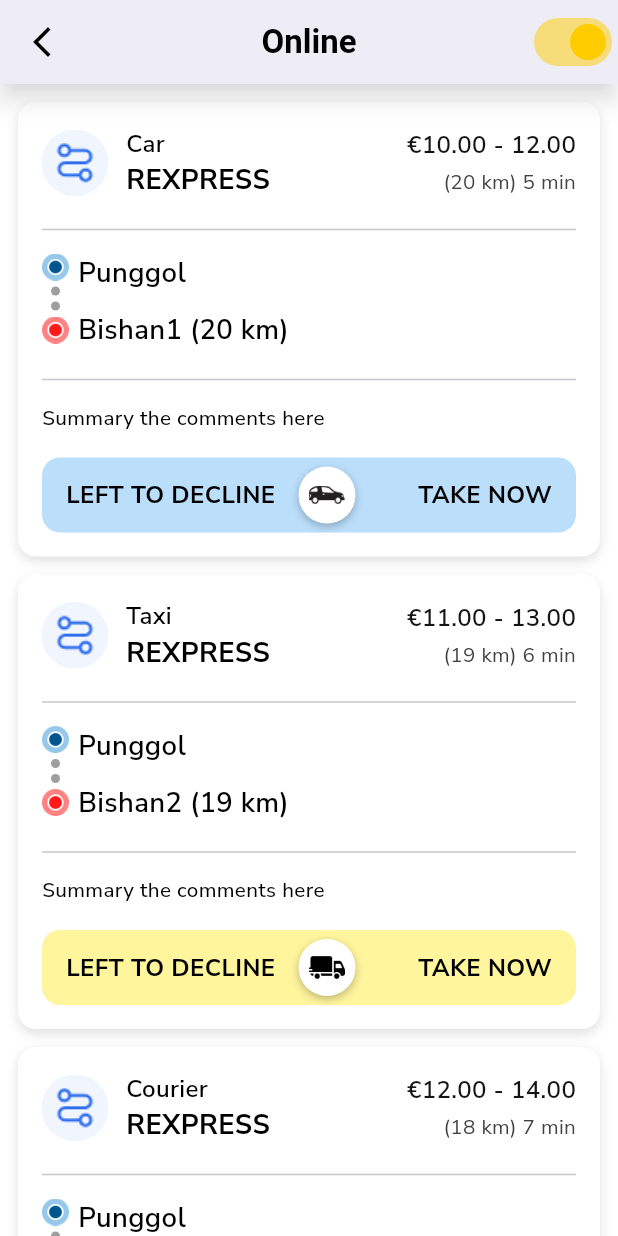
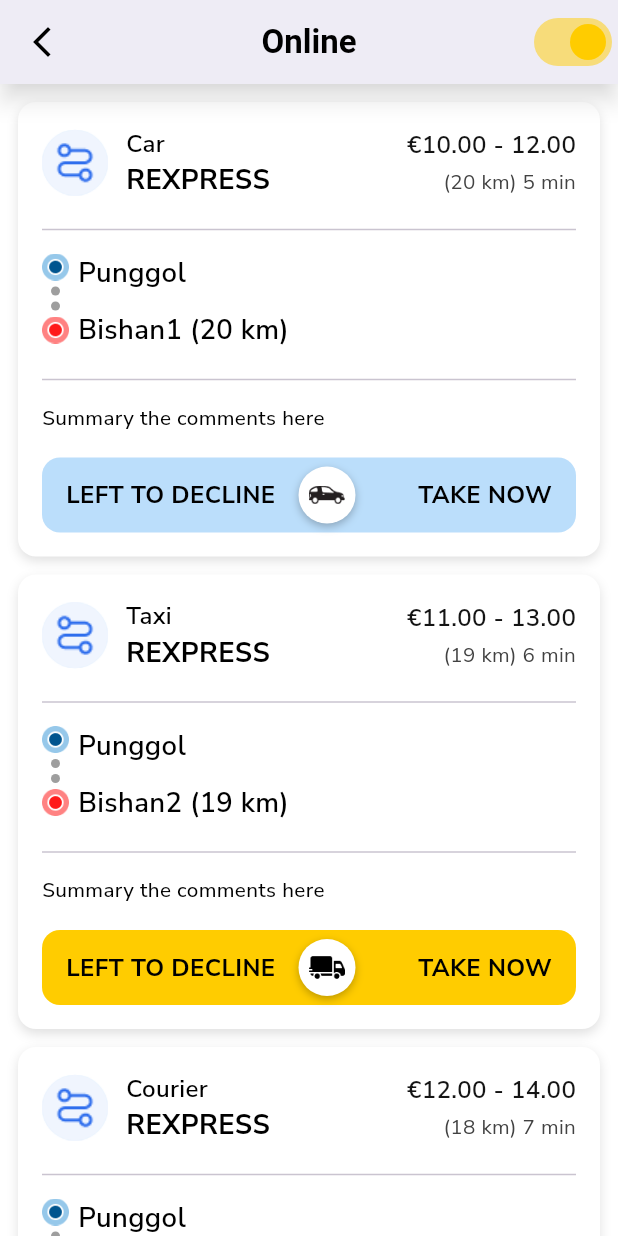
Before and after one commit to Dev-Ninjas-Backup/nicholaslim80, a Flutter app: the screen it shows after launch, on a phone screen of 412 x 824 dp. Run offline on Flutter 3.47's test engine with Material 3 defaults, Android fonts, the phone set to English and light mode, and no system bars; our stand-ins replace flutter_easyloading, flutter_screenutil, get, google_fonts, share_plus.

Commit message:
take now screen done

```diff
--- a/lib/features/rider/rider_home/screen/rider_home_screen.dart
+++ b/lib/features/rider/rider_home/screen/rider_home_screen.dart
@@ -13,7 +13,7 @@ class RiderHomeScreen extends StatelessWidget {
 
     return Scaffold(
       appBar: PreferredSize(
-        preferredSize: const Size.fromHeight(kToolbarHeight),
+        preferredSize: Size.fromHeight(kToolbarHeight),
         child: Obx(
           () => AppBar(
             backgroundColor: Colors.white,
@@ -57,11 +57,11 @@ class RiderHomeScreen extends StatelessWidget {
 
       body: Obx(() {
         if (ctrl.orders.isEmpty) {
-          return const Center(child: CircularProgressIndicator());
+          return Center(child: CircularProgressIndicator());
         }
 
         return ListView.builder(
-          padding: const EdgeInsets.all(12),
+          padding: EdgeInsets.all(12),
           itemCount: ctrl.orders.length,
           itemBuilder: (context, index) {
             final order = ctrl.orders[index];
--- a/lib/features/rider/rider_home/widgets/rider_card_widget.dart
+++ b/lib/features/rider/rider_home/widgets/rider_card_widget.dart
@@ -1,8 +1,10 @@
 import 'package:flutter/material.dart';
+import 'package:get/get.dart';
 import 'package:nicholaslim80/core/common/styles/global_text_style.dart';
 import 'package:nicholaslim80/core/utils/constants/app_colors.dart';
 import 'package:nicholaslim80/core/utils/constants/icon_path.dart';
 import 'package:nicholaslim80/features/rider/rider_home/widgets/swipe_button_widget.dart';
+import 'package:nicholaslim80/features/rider/take_now/screen/take_now_screen.dart';
 import '../controller/rider_home_controller.dart';
 import '../model/home_order_model.dart';
 
@@ -18,25 +20,25 @@ class RiderCardWidget extends StatelessWidget {
     required this.ctrl,
   });
 
-  Color _getButtonColor(int type, String orderType) {
-    // dynamic color based on type
-    if (type == 1) return Colors.green; // accepted
+  // dynamic color based on order type
+  Color getButtonColor(int type, String orderType) {
+    if (type == 1) return Colors.blue; // accepted
     if (type == 2) return Colors.grey; // declined
 
-    // default (pending): depends on order type
     switch (orderType.toLowerCase()) {
       case 'car':
         return Colors.blue.shade100;
       case 'taxi':
-        return Colors.yellow.shade200;
+        return AppColors.onboardingIndicatorActive;
       case 'courier':
-        return Colors.orange.shade200;
+        return AppColors.onboardingIndicatorActive;
       default:
         return AppColors.onboardingIndicatorActive;
     }
   }
 
-  String _getSwipeButtonIcon(String type) {
+  // only the swipe button icon changes dynamically
+  String getSwipeButtonIcon(String type) {
     switch (type.toLowerCase()) {
       case 'car':
         return IconPath.car;
@@ -52,19 +54,19 @@ class RiderCardWidget extends StatelessWidget {
   @override
   Widget build(BuildContext context) {
     return Container(
-      margin: const EdgeInsets.only(bottom: 12),
-      padding: const EdgeInsets.all(16),
+      margin: EdgeInsets.only(bottom: 12),
+      padding: EdgeInsets.all(16),
       decoration: BoxDecoration(
         color: Colors.white,
         borderRadius: BorderRadius.circular(12),
-        boxShadow: const [
+        boxShadow: [
           BoxShadow(color: Colors.black12, blurRadius: 6, offset: Offset(0, 3)),
         ],
       ),
       child: Column(
         crossAxisAlignment: CrossAxisAlignment.start,
         children: [
-          // Header section
+          // Header
           Row(
             mainAxisAlignment: MainAxisAlignment.spaceBetween,
             children: [
@@ -74,18 +76,17 @@ class RiderCardWidget extends StatelessWidget {
                   Container(
                     width: 44,
                     height: 44,
-                    decoration: const BoxDecoration(
+                    decoration: BoxDecoration(
                       color: Color(0xFFE3F2FD),
                       shape: BoxShape.circle,
                     ),
                     child: Image.asset(
-                      IconPath.exparess, // <- unchanged
+                      IconPath.exparess, // unchanged
                       width: 24,
                       height: 24,
                     ),
                   ),
-
-                  const SizedBox(width: 12),
+                  SizedBox(width: 12),
                   Column(
                     crossAxisAlignment: CrossAxisAlignment.start,
                     children: [
@@ -119,7 +120,7 @@ class RiderCardWidget extends StatelessWidget {
                       color: AppColors.primaryFontColor,
                     ),
                   ),
-                  const SizedBox(height: 4),
+                  SizedBox(height: 4),
                   Text(
                     order.time,
                     style: getTextStyle(
@@ -133,9 +134,9 @@ class RiderCardWidget extends StatelessWidget {
             ],
           ),
 
-          const SizedBox(height: 12),
-          const Divider(),
-          const SizedBox(height: 8),
+          SizedBox(height: 12),
+          Divider(),
+          SizedBox(height: 8),
 
           // Pickup & Delivery
           Row(
@@ -144,29 +145,29 @@ class RiderCardWidget extends StatelessWidget {
               Column(
                 children: [
                   Image.asset(IconPath.locationBlue, width: 18, height: 18),
-                  const SizedBox(height: 4),
+                  SizedBox(height: 4),
                   Container(
                     width: 6,
                     height: 6,
-                    decoration: const BoxDecoration(
+                    decoration: BoxDecoration(
                       color: Colors.grey,
                       shape: BoxShape.circle,
                     ),
                   ),
-                  const SizedBox(height: 4),
+                  SizedBox(height: 4),
                   Container(
                     width: 6,
                     height: 6,
-                    decoration: const BoxDecoration(
+                    decoration: BoxDecoration(
                       color: Colors.grey,
                       shape: BoxShape.circle,
                     ),
                   ),
-                  const SizedBox(height: 4),
+                  SizedBox(height: 4),
                   Image.asset(IconPath.locationRed, width: 18, height: 18),
                 ],
               ),
-              const SizedBox(width: 6),
+              SizedBox(width: 6),
               Expanded(
                 child: Column(
                   crossAxisAlignment: CrossAxisAlignment.start,
@@ -179,7 +180,7 @@ class RiderCardWidget extends StatelessWidget {
                         fontWeight: FontWeight.w600,
                       ),
                     ),
-                    const SizedBox(height: 12),
+                    SizedBox(height: 12),
                     Text(
                       order.delivery,
                       style: getTextStyle(
@@ -194,9 +195,9 @@ class RiderCardWidget extends StatelessWidget {
             ],
           ),
 
-          const SizedBox(height: 12),
-          const Divider(),
-          const SizedBox(height: 8),
+          SizedBox(height: 12),
+          Divider(),
+          SizedBox(height: 8),
 
           Text(
             'Summary the comments here',
@@ -206,17 +207,20 @@ class RiderCardWidget extends StatelessWidget {
               color: Colors.black,
             ),
           ),
-          const SizedBox(height: 16),
+          SizedBox(height: 16),
 
-          // Swipe Button
           SwipeButtonWidget(
             leftText: 'LEFT TO DECLINE',
             rightText: 'TAKE NOW',
-            onAccept: () => ctrl.acceptOrder(index),
-            onDecline: () => ctrl.declineOrder(index),
-            backgroundColor: _getButtonColor(order.colorType, order.type),
+            onAccept: () {
+              Get.to(() => TakeNowScreen());
+            },
+            onDecline: () {
+              ctrl.declineOrder(index);
+            },
+            backgroundColor: getButtonColor(order.colorType, order.type),
             height: 50,
-            iconPath: _getSwipeButtonIcon(order.type),
+            iconPath: getSwipeButtonIcon(order.type),
           ),
         ],
       ),
--- a/lib/features/rider/rider_home/widgets/swipe_button_widget.dart
+++ b/lib/features/rider/rider_home/widgets/swipe_button_widget.dart
@@ -27,57 +27,57 @@ class SwipeButtonWidget extends StatefulWidget {
 
 class _SwipeButtonWidgetState extends State<SwipeButtonWidget>
     with SingleTickerProviderStateMixin {
-  late AnimationController _animCtrl;
-  late Animation<double> _anim;
-  double _dragX = 0.0;
-  double _maxDrag = 0.0;
-  double _minDrag = 0.0;
+  late AnimationController animCtrl;
+  late Animation<double> anim;
+  double dragX = 0.0;
+  double maxDrag = 0.0;
+  double minDrag = 0.0;
 
   @override
   void initState() {
     super.initState();
-    _animCtrl = AnimationController(
+    animCtrl = AnimationController(
       vsync: this,
-      duration: const Duration(milliseconds: 300),
+      duration: Duration(milliseconds: 300),
     );
   }
 
   @override
   void dispose() {
-    _animCtrl.dispose();
+    animCtrl.dispose();
     super.dispose();
   }
 
-  void onPanStart(DragStartDetails details) => _animCtrl.stop();
+  void onPanStart(DragStartDetails details) => animCtrl.stop();
 
   void onPanUpdate(DragUpdateDetails details) {
     setState(() {
-      _dragX += details.delta.dx;
-      _dragX = _dragX.clamp(_minDrag, _maxDrag);
+      dragX += details.delta.dx;
+      dragX = dragX.clamp(minDrag, maxDrag);
     });
   }
 
   void onPanEnd(DragEndDetails details) {
-    if (_dragX > _maxDrag * 0.8) {
+    if (dragX > maxDrag * 0.8) {
       widget.onAccept();
-      _animateTo(0);
-    } else if (_dragX < _minDrag * 0.8) {
+      animateTo(0);
+    } else if (dragX < minDrag * 0.8) {
       widget.onDecline();
-      _animateTo(0);
+      animateTo(0);
     } else {
-      _animateTo(0);
+      animateTo(0);
     }
   }
 
-  void _animateTo(double to) {
-    final start = _dragX;
-    _anim = Tween<double>(begin: 0, end: 1).animate(_animCtrl)
+  void animateTo(double to) {
+    final start = dragX;
+    anim = Tween<double>(begin: 0, end: 1).animate(animCtrl)
       ..addListener(() {
         setState(() {
-          _dragX = start + (_anim.value) * (to - start);
+          dragX = start + (anim.value) * (to - start);
         });
       });
-    _animCtrl
+    animCtrl
       ..reset()
       ..forward();
   }
@@ -86,8 +86,8 @@ class _SwipeButtonWidgetState extends State<SwipeButtonWidget>
   Widget build(BuildContext context) {
     final width = MediaQuery.of(context).size.width - 32;
     final handleSize = widget.height - 12;
-    _maxDrag = (width / 2) - (handleSize / 2) - 8;
-    _minDrag = -_maxDrag;
+    maxDrag = (width / 2) - (handleSize / 2) - 8;
+    minDrag = -maxDrag;
 
     return Container(
       height: widget.height,
@@ -101,7 +101,7 @@ class _SwipeButtonWidgetState extends State<SwipeButtonWidget>
           Positioned(
             left: 16,
             child: Opacity(
-              opacity: 1.0 - (_dragX / _maxDrag).clamp(0.0, 1.0),
+              opacity: 1.0 - (dragX / maxDrag).clamp(0.0, 1.0),
               child: Text(
                 widget.leftText,
                 style: getTextStyle(
@@ -114,7 +114,7 @@ class _SwipeButtonWidgetState extends State<SwipeButtonWidget>
           Positioned(
             right: 16,
             child: Opacity(
-              opacity: 1.0 - ((-_dragX) / _maxDrag).clamp(0.0, 1.0),
+              opacity: 1.0 - ((-dragX) / maxDrag).clamp(0.0, 1.0),
               child: Text(
                 widget.rightText,
                 style: getTextStyle(
@@ -125,7 +125,7 @@ class _SwipeButtonWidgetState extends State<SwipeButtonWidget>
             ),
           ),
           Positioned(
-            left: (width / 2) - (handleSize / 2) + _dragX,
+            left: (width / 2) - (handleSize / 2) + dragX,
             child: GestureDetector(
               onPanStart: onPanStart,
               onPanUpdate: onPanUpdate,
@@ -136,7 +136,7 @@ class _SwipeButtonWidgetState extends State<SwipeButtonWidget>
                 decoration: BoxDecoration(
                   color: Colors.white,
                   shape: BoxShape.circle,
-                  boxShadow: const [
+                  boxShadow: [
                     BoxShadow(
                       color: Colors.black26,
                       blurRadius: 4,
@@ -145,11 +145,7 @@ class _SwipeButtonWidgetState extends State<SwipeButtonWidget>
                   ],
                 ),
                 child: Center(
-                  child: Image.asset(
-                    widget.iconPath, // 👈 dynamic icon
-                    width: 24,
-                    height: 24,
-                  ),
+                  child: Image.asset(widget.iconPath, width: 24, height: 24),
                 ),
               ),
             ),
```
Also changed, not shown: lib/features/rider/take_now/controller/take_now_controller.dart (added, +9 -0 lines), lib/features/rider/take_now/screen/take_now_screen.dart (added, +300 -0 lines).
